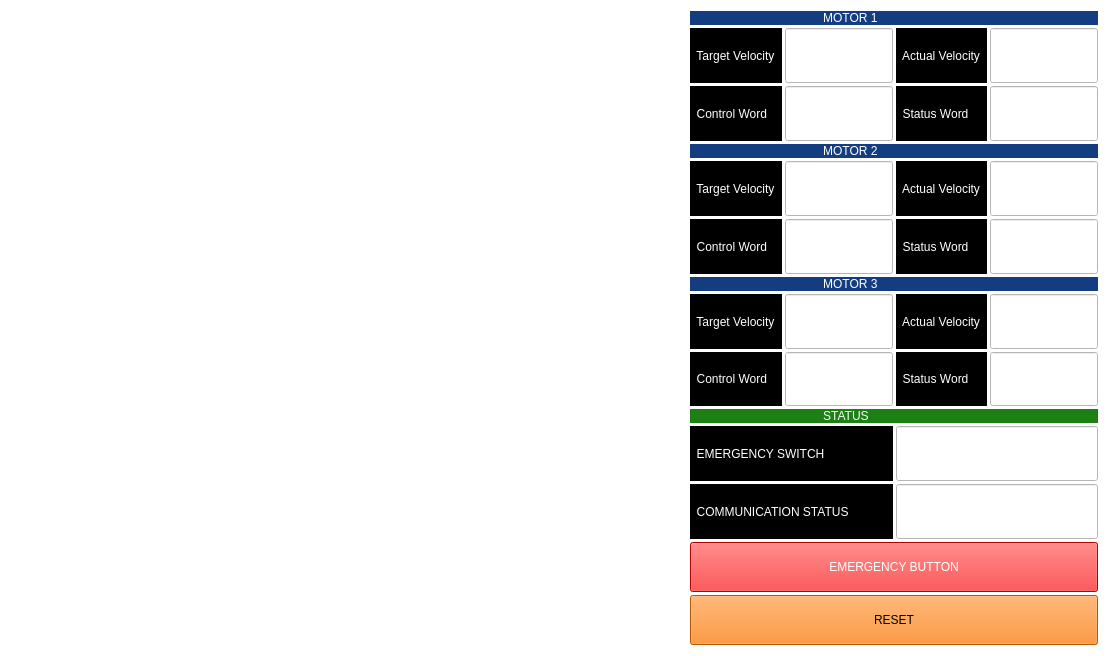
This is gui_pkg/ui/main_window.ui in veysiadn/spinerobot_ws as Qt 5 draws it before an edit. The edited form follows.
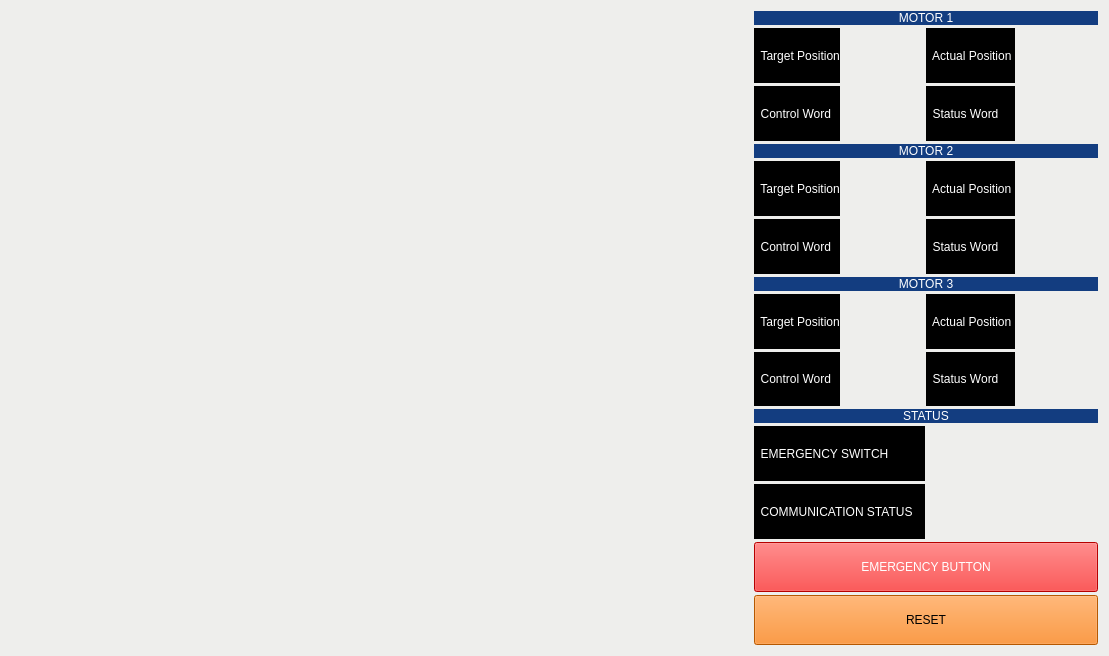
This is the edited form.

Commit message: Position mode implementation working...

Diff of the .ui file:
```diff
--- a/gui_pkg/ui/main_window.ui
+++ b/gui_pkg/ui/main_window.ui
@@ -23,7 +23,7 @@
    <string>QRosApp</string>
   </property>
   <property name="styleSheet">
-   <string notr="true">background-color: rgb(255, 255, 255);</string>
+   <string notr="true">background-color: rgb(238, 238, 236);</string>
   </property>
   <widget class="QWidget" name="centralwidget">
    <layout class="QGridLayout" name="gridLayout" columnstretch="1,0">
@@ -61,12 +61,41 @@
 font: bold 75 16pt &quot;Noto Sans&quot;;</string>
         </property>
         <property name="text">
-         <string>                                        MOTOR 1</string>
+         <string>MOTOR 1</string>
+        </property>
+        <property name="alignment">
+         <set>Qt::AlignCenter</set>
         </property>
        </widget>
       </item>
       <item>
        <layout class="QGridLayout" name="motor1_grid_layout">
+        <item row="0" column="1">
+         <widget class="QLabel" name="line_target_velocity_m1">
+          <property name="sizePolicy">
+           <sizepolicy hsizetype="Expanding" vsizetype="Expanding">
+            <horstretch>0</horstretch>
+            <verstretch>0</verstretch>
+           </sizepolicy>
+          </property>
+          <property name="minimumSize">
+           <size>
+            <width>80</width>
+            <height>30</height>
+           </size>
+          </property>
+          <property name="styleSheet">
+           <string notr="true">color: rgb(0, 0, 0);
+font: 75 12pt &quot;Noto Sans&quot;;</string>
+          </property>
+          <property name="text">
+           <string/>
+          </property>
+          <property name="alignment">
+           <set>Qt::AlignCenter</set>
+          </property>
+         </widget>
+        </item>
         <item row="1" column="0">
          <widget class="QLabel" name="label_control_word_m1">
           <property name="sizePolicy">
@@ -84,20 +113,7 @@
 font: bold 75 12pt &quot;Noto Sans&quot;;</string>
           </property>
           <property name="text">
-           <string>  Control Word  </string>
-          </property>
-         </widget>
-        </item>
-        <item row="0" column="1">
-         <widget class="QLineEdit" name="line_target_velocity_m1">
-          <property name="enabled">
-           <bool>false</bool>
-          </property>
-          <property name="sizePolicy">
-           <sizepolicy hsizetype="Expanding" vsizetype="Expanding">
-            <horstretch>0</horstretch>
-            <verstretch>0</verstretch>
-           </sizepolicy>
+           <string>  Control Word</string>
           </property>
          </widget>
         </item>
@@ -118,7 +134,13 @@
 font: bold 75 12pt &quot;Noto Sans&quot;;</string>
           </property>
           <property name="text">
-           <string>  Target Velocity  </string>
+           <string>  Target Position</string>
+          </property>
+          <property name="alignment">
+           <set>Qt::AlignCenter</set>
+          </property>
+          <property name="margin">
+           <number>5</number>
           </property>
          </widget>
         </item>
@@ -139,7 +161,13 @@
 font: bold 75 12pt &quot;Noto Sans&quot;;</string>
           </property>
           <property name="text">
-           <string>  Actual Velocity  </string>
+           <string>  Actual Position </string>
+          </property>
+          <property name="alignment">
+           <set>Qt::AlignCenter</set>
+          </property>
+          <property name="margin">
+           <number>2</number>
           </property>
          </widget>
         </item>
@@ -160,47 +188,86 @@
 font: bold 75 12pt &quot;Noto Sans&quot;;</string>
           </property>
           <property name="text">
-           <string>  Status Word  </string>
+           <string>  Status Word</string>
           </property>
          </widget>
         </item>
         <item row="1" column="1">
-         <widget class="QLineEdit" name="line_control_word_m1">
-          <property name="enabled">
-           <bool>false</bool>
-          </property>
+         <widget class="QLabel" name="line_control_word_m1">
           <property name="sizePolicy">
            <sizepolicy hsizetype="Expanding" vsizetype="Expanding">
             <horstretch>0</horstretch>
             <verstretch>0</verstretch>
            </sizepolicy>
           </property>
-         </widget>
-        </item>
-        <item row="1" column="3">
-         <widget class="QLineEdit" name="line_status_word_m1">
-          <property name="enabled">
-           <bool>false</bool>
+          <property name="minimumSize">
+           <size>
+            <width>80</width>
+            <height>30</height>
+           </size>
           </property>
-          <property name="sizePolicy">
-           <sizepolicy hsizetype="Expanding" vsizetype="Expanding">
-            <horstretch>0</horstretch>
-            <verstretch>0</verstretch>
-           </sizepolicy>
+          <property name="styleSheet">
+           <string notr="true">color: rgb(0, 0, 0);
+font: 75 12pt &quot;Noto Sans&quot;;</string>
+          </property>
+          <property name="text">
+           <string/>
+          </property>
+          <property name="alignment">
+           <set>Qt::AlignCenter</set>
           </property>
          </widget>
         </item>
         <item row="0" column="3">
-         <widget class="QLineEdit" name="line_actual_velocity_m1">
-          <property name="enabled">
-           <bool>false</bool>
+         <widget class="QLabel" name="line_actual_velocity_m1">
+          <property name="sizePolicy">
+           <sizepolicy hsizetype="Expanding" vsizetype="Expanding">
+            <horstretch>0</horstretch>
+            <verstretch>0</verstretch>
+           </sizepolicy>
           </property>
+          <property name="minimumSize">
+           <size>
+            <width>80</width>
+            <height>30</height>
+           </size>
+          </property>
+          <property name="styleSheet">
+           <string notr="true">color: rgb(0, 0, 0);
+font: 75 12pt &quot;Noto Sans&quot;;</string>
+          </property>
+          <property name="text">
+           <string/>
+          </property>
+          <property name="alignment">
+           <set>Qt::AlignCenter</set>
+          </property>
+         </widget>
+        </item>
+        <item row="1" column="3">
+         <widget class="QLabel" name="line_status_word_m1">
           <property name="sizePolicy">
            <sizepolicy hsizetype="Expanding" vsizetype="Expanding">
             <horstretch>0</horstretch>
             <verstretch>0</verstretch>
            </sizepolicy>
           </property>
+          <property name="minimumSize">
+           <size>
+            <width>80</width>
+            <height>30</height>
+           </size>
+          </property>
+          <property name="styleSheet">
+           <string notr="true">color: rgb(0, 0, 0);
+font: 75 12pt &quot;Noto Sans&quot;;</string>
+          </property>
+          <property name="text">
+           <string/>
+          </property>
+          <property name="alignment">
+           <set>Qt::AlignCenter</set>
+          </property>
          </widget>
         </item>
        </layout>
@@ -222,46 +289,15 @@
 font: bold 75 16pt &quot;Noto Sans&quot;;</string>
         </property>
         <property name="text">
-         <string>                                        MOTOR 2</string>
+         <string>MOTOR 2</string>
+        </property>
+        <property name="alignment">
+         <set>Qt::AlignCenter</set>
         </property>
        </widget>
       </item>
       <item>
        <layout class="QGridLayout" name="gridLayout_3">
-        <item row="2" column="0">
-         <widget class="QLabel" name="label_target_velocity_m2">
-          <property name="sizePolicy">
-           <sizepolicy hsizetype="Preferred" vsizetype="Expanding">
-            <horstretch>0</horstretch>
-            <verstretch>0</verstretch>
-           </sizepolicy>
-          </property>
-          <property name="styleSheet">
-           <string notr="true">color: rgb(255, 255, 255);
-selection-background-color: rgb(238, 238, 236);
-selection-color: rgb(238, 238, 236);
-background-color: rgb(0, 0, 0);
-alternate-background-color: rgb(0, 0, 0);
-font: bold 75 12pt &quot;Noto Sans&quot;;</string>
-          </property>
-          <property name="text">
-           <string>  Target Velocity  </string>
-          </property>
-         </widget>
-        </item>
-        <item row="2" column="1">
-         <widget class="QLineEdit" name="line_target_velocity_m2">
-          <property name="enabled">
-           <bool>false</bool>
-          </property>
-          <property name="sizePolicy">
-           <sizepolicy hsizetype="Expanding" vsizetype="Expanding">
-            <horstretch>0</horstretch>
-            <verstretch>0</verstretch>
-           </sizepolicy>
-          </property>
-         </widget>
-        </item>
         <item row="3" column="0">
          <widget class="QLabel" name="label_control_word_m2">
           <property name="sizePolicy">
@@ -300,33 +336,10 @@
 font: bold 75 12pt &quot;Noto Sans&quot;;</string>
           </property>
           <property name="text">
-           <string>  Actual Velocity  </string>
+           <string>  Actual Position </string>
           </property>
-         </widget>
-        </item>
-        <item row="2" column="3">
-         <widget class="QLineEdit" name="line_actual_velocity_m2">
-          <property name="enabled">
-           <bool>false</bool>
-          </property>
-          <property name="sizePolicy">
-           <sizepolicy hsizetype="Expanding" vsizetype="Expanding">
-            <horstretch>0</horstretch>
-            <verstretch>0</verstretch>
-           </sizepolicy>
-          </property>
-         </widget>
-        </item>
-        <item row="3" column="1">
-         <widget class="QLineEdit" name="line_control_word_m2">
-          <property name="enabled">
-           <bool>false</bool>
-          </property>
-          <property name="sizePolicy">
-           <sizepolicy hsizetype="Expanding" vsizetype="Expanding">
-            <horstretch>0</horstretch>
-            <verstretch>0</verstretch>
-           </sizepolicy>
+          <property name="margin">
+           <number>2</number>
           </property>
          </widget>
         </item>
@@ -351,17 +364,132 @@
           </property>
          </widget>
         </item>
+        <item row="2" column="0">
+         <widget class="QLabel" name="label_target_velocity_m2">
+          <property name="sizePolicy">
+           <sizepolicy hsizetype="Preferred" vsizetype="Expanding">
+            <horstretch>0</horstretch>
+            <verstretch>0</verstretch>
+           </sizepolicy>
+          </property>
+          <property name="styleSheet">
+           <string notr="true">color: rgb(255, 255, 255);
+selection-background-color: rgb(238, 238, 236);
+selection-color: rgb(238, 238, 236);
+background-color: rgb(0, 0, 0);
+alternate-background-color: rgb(0, 0, 0);
+font: bold 75 12pt &quot;Noto Sans&quot;;</string>
+          </property>
+          <property name="text">
+           <string>  Target Position</string>
+          </property>
+          <property name="margin">
+           <number>5</number>
+          </property>
+         </widget>
+        </item>
+        <item row="2" column="1">
+         <widget class="QLabel" name="line_target_velocity_m2">
+          <property name="sizePolicy">
+           <sizepolicy hsizetype="Expanding" vsizetype="Expanding">
+            <horstretch>0</horstretch>
+            <verstretch>0</verstretch>
+           </sizepolicy>
+          </property>
+          <property name="minimumSize">
+           <size>
+            <width>80</width>
+            <height>30</height>
+           </size>
+          </property>
+          <property name="styleSheet">
+           <string notr="true">color: rgb(0, 0, 0);
+font: 75 12pt &quot;Noto Sans&quot;;</string>
+          </property>
+          <property name="text">
+           <string/>
+          </property>
+          <property name="alignment">
+           <set>Qt::AlignCenter</set>
+          </property>
+         </widget>
+        </item>
+        <item row="3" column="1">
+         <widget class="QLabel" name="line_control_word_m2">
+          <property name="sizePolicy">
+           <sizepolicy hsizetype="Expanding" vsizetype="Expanding">
+            <horstretch>0</horstretch>
+            <verstretch>0</verstretch>
+           </sizepolicy>
+          </property>
+          <property name="minimumSize">
+           <size>
+            <width>80</width>
+            <height>30</height>
+           </size>
+          </property>
+          <property name="styleSheet">
+           <string notr="true">color: rgb(0, 0, 0);
+font: 75 12pt &quot;Noto Sans&quot;;</string>
+          </property>
+          <property name="text">
+           <string/>
+          </property>
+          <property name="alignment">
+           <set>Qt::AlignCenter</set>
+          </property>
+         </widget>
+        </item>
+        <item row="2" column="3">
+         <widget class="QLabel" name="line_actual_velocity_m2">
+          <property name="sizePolicy">
+           <sizepolicy hsizetype="Expanding" vsizetype="Expanding">
+            <horstretch>0</horstretch>
+            <verstretch>0</verstretch>
+           </sizepolicy>
+          </property>
+          <property name="minimumSize">
+           <size>
+            <width>80</width>
+            <height>30</height>
+           </size>
+          </property>
+          <property name="styleSheet">
+           <string notr="true">color: rgb(0, 0, 0);
+font: 75 12pt &quot;Noto Sans&quot;;</string>
+          </property>
+          <property name="text">
+           <string/>
+          </property>
+          <property name="alignment">
+           <set>Qt::AlignCenter</set>
+          </property>
+         </widget>
+        </item>
         <item row="3" column="3">
-         <widget class="QLineEdit" name="line_status_word_m2">
-          <property name="enabled">
-           <bool>false</bool>
-          </property>
+         <widget class="QLabel" name="line_status_word_m2">
           <property name="sizePolicy">
            <sizepolicy hsizetype="Expanding" vsizetype="Expanding">
             <horstretch>0</horstretch>
             <verstretch>0</verstretch>
            </sizepolicy>
           </property>
+          <property name="minimumSize">
+           <size>
+            <width>80</width>
+            <height>30</height>
+           </size>
+          </property>
+          <property name="styleSheet">
+           <string notr="true">color: rgb(0, 0, 0);
+font: 75 12pt &quot;Noto Sans&quot;;</string>
+          </property>
+          <property name="text">
+           <string/>
+          </property>
+          <property name="alignment">
+           <set>Qt::AlignCenter</set>
+          </property>
          </widget>
         </item>
        </layout>
@@ -383,23 +511,39 @@
 font: bold 75 16pt &quot;Noto Sans&quot;;</string>
         </property>
         <property name="text">
-         <string>                                        MOTOR 3</string>
+         <string>MOTOR 3</string>
+        </property>
+        <property name="alignment">
+         <set>Qt::AlignCenter</set>
         </property>
        </widget>
       </item>
       <item>
        <layout class="QGridLayout" name="gridLayout_2">
-        <item row="2" column="4">
-         <widget class="QLineEdit" name="line_control_word_m3">
-          <property name="enabled">
-           <bool>false</bool>
-          </property>
+        <item row="2" column="6">
+         <widget class="QLabel" name="line_status_word_m3">
           <property name="sizePolicy">
            <sizepolicy hsizetype="Expanding" vsizetype="Expanding">
             <horstretch>0</horstretch>
             <verstretch>0</verstretch>
            </sizepolicy>
           </property>
+          <property name="minimumSize">
+           <size>
+            <width>80</width>
+            <height>30</height>
+           </size>
+          </property>
+          <property name="styleSheet">
+           <string notr="true">color: rgb(0, 0, 0);
+font: 75 12pt &quot;Noto Sans&quot;;</string>
+          </property>
+          <property name="text">
+           <string/>
+          </property>
+          <property name="alignment">
+           <set>Qt::AlignCenter</set>
+          </property>
          </widget>
         </item>
         <item row="1" column="3">
@@ -419,20 +563,10 @@
 font: bold 75 12pt &quot;Noto Sans&quot;;</string>
           </property>
           <property name="text">
-           <string>  Target Velocity  </string>
+           <string>  Target Position</string>
           </property>
-         </widget>
-        </item>
-        <item row="1" column="4">
-         <widget class="QLineEdit" name="line_target_velocity_m3">
-          <property name="enabled">
-           <bool>false</bool>
-          </property>
-          <property name="sizePolicy">
-           <sizepolicy hsizetype="Expanding" vsizetype="Expanding">
-            <horstretch>0</horstretch>
-            <verstretch>0</verstretch>
-           </sizepolicy>
+          <property name="margin">
+           <number>5</number>
           </property>
          </widget>
         </item>
@@ -474,33 +608,10 @@
 font: bold 75 12pt &quot;Noto Sans&quot;;</string>
           </property>
           <property name="text">
-           <string>  Actual Velocity  </string>
+           <string>  Actual Position </string>
           </property>
-         </widget>
-        </item>
-        <item row="1" column="6">
-         <widget class="QLineEdit" name="line_actual_velocity_m3">
-          <property name="enabled">
-           <bool>false</bool>
-          </property>
-          <property name="sizePolicy">
-           <sizepolicy hsizetype="Expanding" vsizetype="Expanding">
-            <horstretch>0</horstretch>
-            <verstretch>0</verstretch>
-           </sizepolicy>
-          </property>
-         </widget>
-        </item>
-        <item row="2" column="6">
-         <widget class="QLineEdit" name="line_status_word_m3">
-          <property name="enabled">
-           <bool>false</bool>
-          </property>
-          <property name="sizePolicy">
-           <sizepolicy hsizetype="Expanding" vsizetype="Expanding">
-            <horstretch>0</horstretch>
-            <verstretch>0</verstretch>
-           </sizepolicy>
+          <property name="margin">
+           <number>2</number>
           </property>
          </widget>
         </item>
@@ -525,6 +636,84 @@
           </property>
          </widget>
         </item>
+        <item row="2" column="4">
+         <widget class="QLabel" name="line_control_word_m3">
+          <property name="sizePolicy">
+           <sizepolicy hsizetype="Expanding" vsizetype="Expanding">
+            <horstretch>0</horstretch>
+            <verstretch>0</verstretch>
+           </sizepolicy>
+          </property>
+          <property name="minimumSize">
+           <size>
+            <width>80</width>
+            <height>30</height>
+           </size>
+          </property>
+          <property name="styleSheet">
+           <string notr="true">color: rgb(0, 0, 0);
+font: 75 12pt &quot;Noto Sans&quot;;</string>
+          </property>
+          <property name="text">
+           <string/>
+          </property>
+          <property name="alignment">
+           <set>Qt::AlignCenter</set>
+          </property>
+         </widget>
+        </item>
+        <item row="1" column="4">
+         <widget class="QLabel" name="line_target_velocity_m3">
+          <property name="sizePolicy">
+           <sizepolicy hsizetype="Expanding" vsizetype="Expanding">
+            <horstretch>0</horstretch>
+            <verstretch>0</verstretch>
+           </sizepolicy>
+          </property>
+          <property name="minimumSize">
+           <size>
+            <width>80</width>
+            <height>30</height>
+           </size>
+          </property>
+          <property name="styleSheet">
+           <string notr="true">color: rgb(0, 0, 0);
+font: 75 12pt &quot;Noto Sans&quot;;</string>
+          </property>
+          <property name="text">
+           <string/>
+          </property>
+          <property name="alignment">
+           <set>Qt::AlignCenter</set>
+          </property>
+         </widget>
+        </item>
+        <item row="1" column="6">
+         <widget class="QLabel" name="line_actual_velocity_m3">
+          <property name="sizePolicy">
+           <sizepolicy hsizetype="Expanding" vsizetype="Expanding">
+            <horstretch>0</horstretch>
+            <verstretch>0</verstretch>
+           </sizepolicy>
+          </property>
+          <property name="minimumSize">
+           <size>
+            <width>80</width>
+            <height>30</height>
+           </size>
+          </property>
+          <property name="styleSheet">
+           <string notr="true">color: rgb(0, 0, 0);
+font: 75 12pt &quot;Noto Sans&quot;;</string>
+          </property>
+          <property name="text">
+           <string/>
+          </property>
+          <property name="alignment">
+           <set>Qt::AlignCenter</set>
+          </property>
+         </widget>
+        </item>
        </layout>
       </item>
       <item>
@@ -539,30 +728,20 @@
          <string notr="true">color: rgb(255, 255, 255);
 selection-background-color: rgb(238, 238, 236);
 selection-color: rgb(238, 238, 236);
-background-color: rgb(28, 128, 20);
+background-color: rgb(19, 61, 128);
 alternate-background-color: rgb(0, 0, 0);
 font: bold 75 16pt &quot;Noto Sans&quot;;</string>
         </property>
         <property name="text">
-         <string>                                        STATUS</string>
+         <string>STATUS</string>
+        </property>
+        <property name="alignment">
+         <set>Qt::AlignCenter</set>
         </property>
        </widget>
       </item>
       <item>
        <layout class="QGridLayout" name="status_grid_layout">
-        <item row="0" column="1">
-         <widget class="QLineEdit" name="line_emergency_switch">
-          <property name="enabled">
-           <bool>false</bool>
-          </property>
-          <property name="sizePolicy">
-           <sizepolicy hsizetype="Expanding" vsizetype="Expanding">
-            <horstretch>0</horstretch>
-            <verstretch>0</verstretch>
-           </sizepolicy>
-          </property>
-         </widget>
-        </item>
         <item row="0" column="0">
          <widget class="QLabel" name="label_emergency_switch">
           <property name="sizePolicy">
@@ -605,17 +784,44 @@
           </property>
          </widget>
         </item>
+        <item row="0" column="1">
+         <widget class="QLabel" name="line_emergency_switch">
+          <property name="sizePolicy">
+           <sizepolicy hsizetype="Expanding" vsizetype="Expanding">
+            <horstretch>0</horstretch>
+            <verstretch>0</verstretch>
+           </sizepolicy>
+          </property>
+          <property name="styleSheet">
+           <string notr="true">color: rgb(0, 0, 0);
+font: 75 12pt &quot;Noto Sans&quot;;</string>
+          </property>
+          <property name="text">
+           <string/>
+          </property>
+          <property name="alignment">
+           <set>Qt::AlignCenter</set>
+          </property>
+         </widget>
+        </item>
         <item row="1" column="1">
-         <widget class="QLineEdit" name="line_com_status">
-          <property name="enabled">
-           <bool>false</bool>
-          </property>
+         <widget class="QLabel" name="line_com_status">
           <property name="sizePolicy">
            <sizepolicy hsizetype="Expanding" vsizetype="Expanding">
             <horstretch>0</horstretch>
             <verstretch>0</verstretch>
            </sizepolicy>
           </property>
+          <property name="styleSheet">
+           <string notr="true">color: rgb(0, 0, 0);
+font: 75 12pt &quot;Noto Sans&quot;;</string>
+          </property>
+          <property name="text">
+           <string/>
+          </property>
+          <property name="alignment">
+           <set>Qt::AlignCenter</set>
+          </property>
          </widget>
         </item>
        </layout>
@@ -686,7 +892,7 @@
         <rect>
          <x>0</x>
          <y>0</y>
-         <width>558</width>
+         <width>642</width>
          <height>638</height>
         </rect>
        </property>
```
The commit also changes 21 other files.
